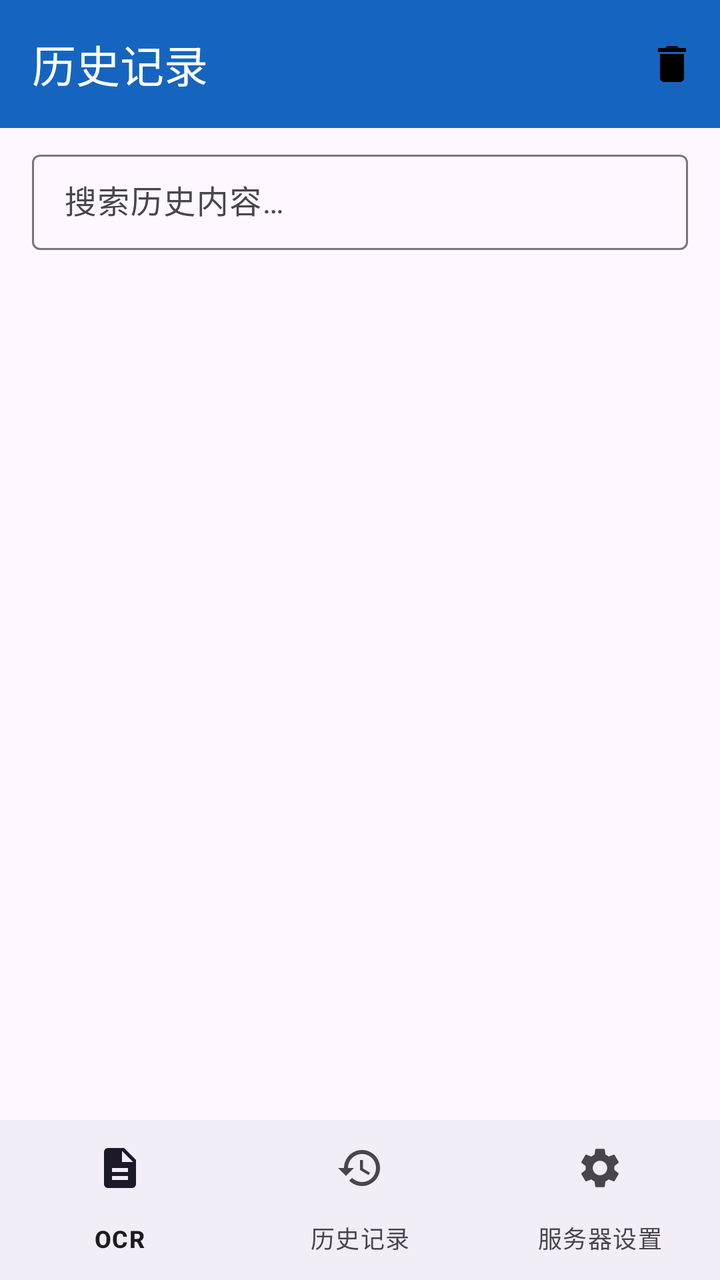
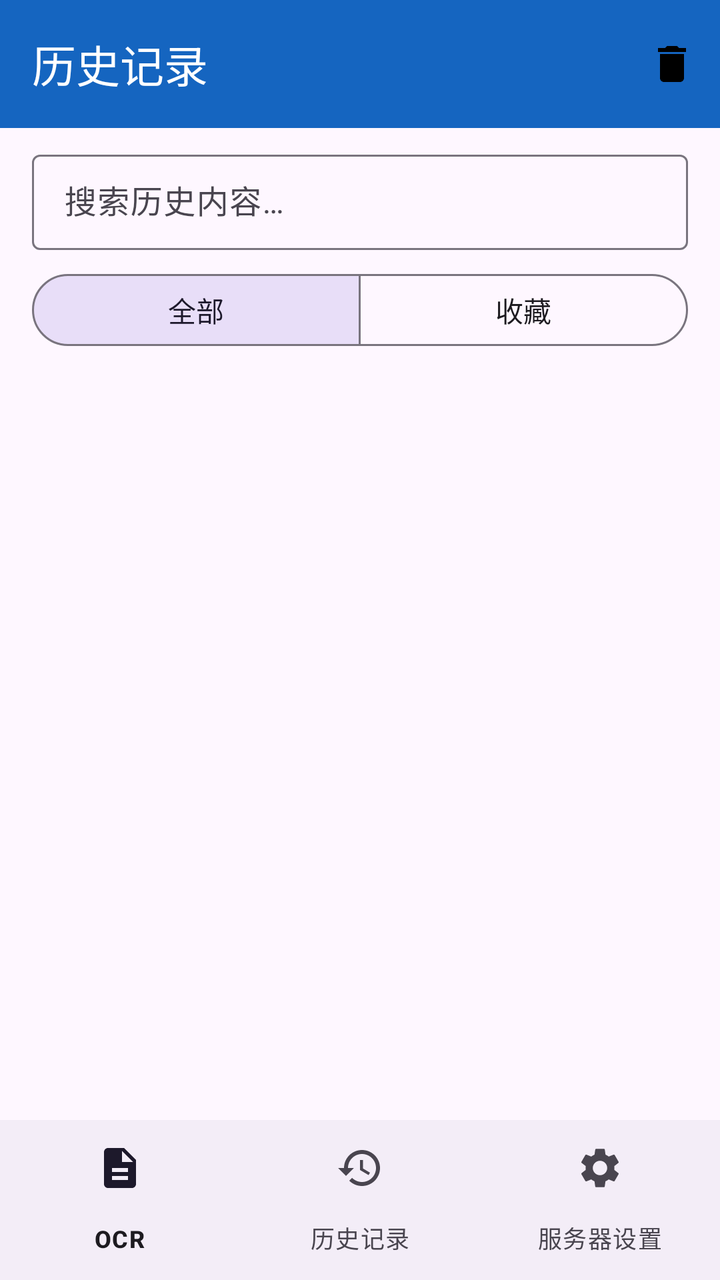

Compare the two renders of this Android layout. The source of the first and the diff that turns it into the second are given below.
<!-- AndroidManifest.xml: application theme Theme.PaddleOcr -->
<!-- res/layout/activity_history.xml -->
<?xml version="1.0" encoding="utf-8"?>
<LinearLayout xmlns:android="http://schemas.android.com/apk/res/android"
    xmlns:app="http://schemas.android.com/apk/res-auto"
    android:layout_width="match_parent"
    android:layout_height="match_parent"
    android:orientation="vertical">

    <com.google.android.material.appbar.MaterialToolbar
        android:id="@+id/toolbar"
        android:layout_width="match_parent"
        android:layout_height="?attr/actionBarSize"
        android:background="@color/primary"
        app:menu="@menu/menu_history"
        app:title="@string/history_title"
        app:titleTextColor="@color/white" />

    <com.google.android.material.textfield.TextInputLayout
        style="@style/Widget.Material3.TextInputLayout.OutlinedBox.Dense"
        android:layout_width="match_parent"
        android:layout_height="wrap_content"
        android:layout_marginStart="16dp"
        android:layout_marginTop="8dp"
        android:layout_marginEnd="16dp"
        android:layout_marginBottom="4dp"
        android:hint="@string/history_search_hint"
        app:endIconMode="clear_text">

        <com.google.android.material.textfield.TextInputEditText
            android:id="@+id/searchInput"
            android:layout_width="match_parent"
            android:layout_height="wrap_content"
            android:inputType="text"
            android:maxLines="1" />
    </com.google.android.material.textfield.TextInputLayout>

    <TextView
        android:id="@+id/historyTotal"
        android:layout_width="wrap_content"
        android:layout_height="wrap_content"
        android:layout_marginStart="20dp"
        android:layout_marginTop="2dp"
        android:layout_marginBottom="4dp"
        android:textColor="?attr/colorOnSurfaceVariant"
        android:textSize="12sp" />

    <FrameLayout
        android:layout_width="match_parent"
        android:layout_height="0dp"
        android:layout_weight="1">

        <androidx.recyclerview.widget.RecyclerView
            android:id="@+id/historyList"
            android:layout_width="match_parent"
            android:layout_height="match_parent"
            android:clipToPadding="false"
            android:padding="16dp" />

        <TextView
            android:id="@+id/emptyView"
            android:layout_width="wrap_content"
            android:layout_height="wrap_content"
            android:layout_gravity="center"
            android:text="@string/history_empty"
            android:textColor="?attr/colorOnSurfaceVariant"
            android:textSize="14sp"
            android:visibility="gone" />
    </FrameLayout>

    <com.google.android.material.bottomnavigation.BottomNavigationView
        android:id="@+id/bottomNav"
        android:layout_width="match_parent"
        android:layout_height="wrap_content"
        app:labelVisibilityMode="labeled"
        app:menu="@menu/bottom_nav" />
</LinearLayout>
<!-- resources referenced by this layout -->
<resources>
  <color name="primary">#1565C0</color>
  <color name="white">#FFFFFF</color>
  <string name="history_empty">暂无识别记录</string>
  <string name="history_search_hint">搜索历史内容…</string>
  <string name="history_title">历史记录</string>
  <style name="Theme.PaddleOcr" parent="Theme.Material3.DayNight.NoActionBar">
          <item name="colorPrimary">@color/primary</item>
          <item name="colorOnPrimary">@color/white</item>
          <item name="colorSecondary">@color/accent</item>
          <item name="android:statusBarColor">@color/primary</item>
          <item name="android:windowLightStatusBar">false</item>
          <item name="android:navigationBarColor">@color/primary</item>
          <item name="android:windowLightNavigationBar">false</item>
          
          <item name="android:windowOptOutEdgeToEdgeEnforcement">true</item>
      </style>
  <color name="accent">#26A69A</color>
</resources>

<!-- the commit's change to res/layout/activity_history.xml (unified diff, before → after) -->
@@ -32,6 +32,35 @@
             android:inputType="text"
             android:maxLines="1" />
     </com.google.android.material.textfield.TextInputLayout>
+
+    <com.google.android.material.button.MaterialButtonToggleGroup
+        android:id="@+id/historyCategoryToggle"
+        android:layout_width="match_parent"
+        android:layout_height="wrap_content"
+        android:layout_marginStart="16dp"
+        android:layout_marginTop="4dp"
+        android:layout_marginEnd="16dp"
+        android:layout_marginBottom="4dp"
+        app:checkedButton="@id/btnHistoryAll"
+        app:selectionRequired="true"
+        app:singleSelection="true">
+
+        <com.google.android.material.button.MaterialButton
+            android:id="@+id/btnHistoryAll"
+            style="@style/Widget.Material3.Button.OutlinedButton"
+            android:layout_width="0dp"
+            android:layout_height="44dp"
+            android:layout_weight="1"
+            android:text="@string/history_category_all" />
+
+        <com.google.android.material.button.MaterialButton
+            android:id="@+id/btnHistoryFavorites"
+            style="@style/Widget.Material3.Button.OutlinedButton"
+            android:layout_width="0dp"
+            android:layout_height="44dp"
+            android:layout_weight="1"
+            android:text="@string/history_category_favorites" />
+    </com.google.android.material.button.MaterialButtonToggleGroup>
 
     <TextView
         android:id="@+id/historyTotal"
<!-- resource entries referenced after the edit -->
@@ -2,6 +2,8 @@
 <resources>
   <color name="primary">#1565C0</color>
   <color name="white">#FFFFFF</color>
+  <string name="history_category_all">全部</string>
+  <string name="history_category_favorites">收藏</string>
   <string name="history_empty">暂无识别记录</string>
   <string name="history_search_hint">搜索历史内容…</string>
   <string name="history_title">历史记录</string>
